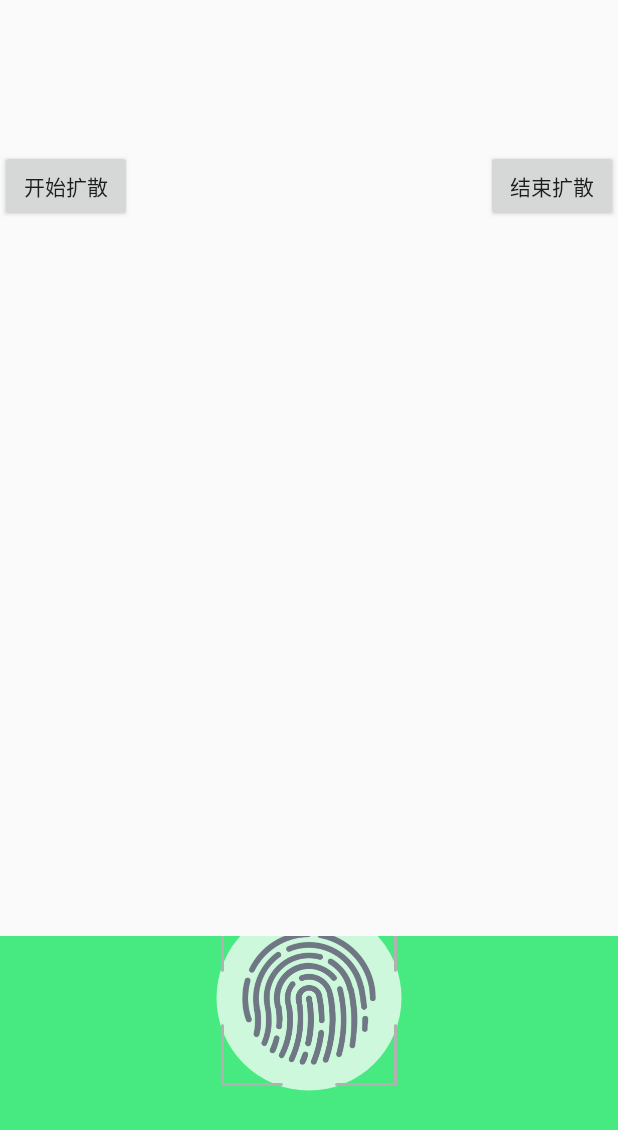
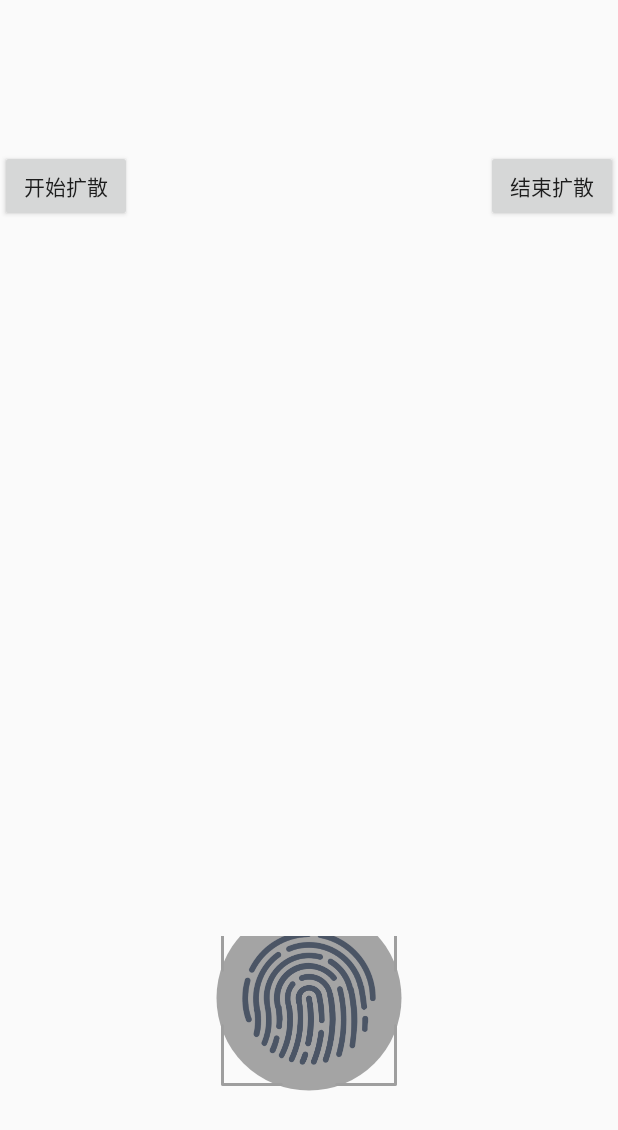
Before and after one commit to xjxliuxing/AndroidHelper, an Android app: the layout activity_touch_unlock.xml on its own in the app's theme, with its tools: preview values and no code run, on a phone screen of 412 x 824 dp. Shown: the top 1130 px of the screen. Run offline under Robolectric (Android 15) with nearby library versions, the phone set to English and light mode, and no system bars.

Commit message:
完善滑块123

```diff
--- a/app/src/main/java/com/xjx/helper/widget/custom/TestView.java
+++ b/app/src/main/java/com/xjx/helper/widget/custom/TestView.java
@@ -38,7 +38,7 @@ public class TestView extends View {
     private List<Integer> mAlphaList = new ArrayList();
 
     private int maxRadius = 0; // 最大的半径值
-    private int mRadiusPadding = (int) ConvertUtil.toDp(30f); // 左右边距的值
+    private int mRadiusPadding = (int) ConvertUtil.toDp(0f); // 左右边距的值
 
     private float alphasZoom; // 透明度
     private int centerX; // view的X轴中心
@@ -65,7 +65,7 @@ public class TestView extends View {
         mPaintSpread.setDither(true);
         mPaintSpread.setStyle(Paint.Style.FILL);
         mPaintSpread.setStrokeWidth(mPaintWidth);// view的宽度
-        mPaintSpread.setColor(ContextCompat.getColor(getContext(), R.color.white));
+        mPaintSpread.setColor(ContextCompat.getColor(getContext(), R.color.black_15));
 
         mAlphaList.add(255); // 默认设置最大值
         mRadiusList.add(0f);
--- a/app/src/main/res/layout/activity_touch_unlock.xml
+++ b/app/src/main/res/layout/activity_touch_unlock.xml
@@ -40,6 +40,9 @@
         android:layout_width="match_parent"
         android:layout_height="wrap_content"
         android:layout_alignParentBottom="true"
-        android:background="@color/green_1" />
+        />
+
+<!--    android:background="@color/green_1"-->
+
 
 </RelativeLayout>
```
